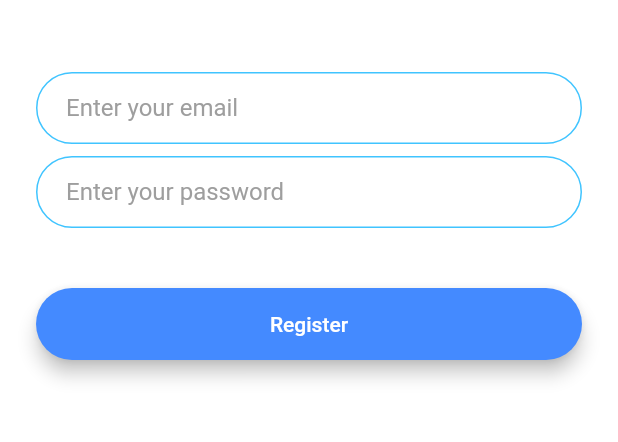
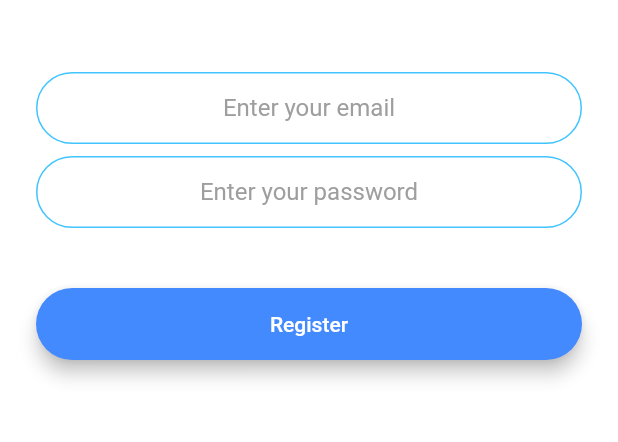
Before and after one commit to cloudy-ninja/flutter-chat, a Flutter app: the RegistrationScreen screen opened by its route, after a tap on "Register", on a phone screen of 412 x 824 dp, the part 576-1018 px from its top. Run offline on Flutter 3.47's test engine with Material 2 defaults, Android fonts, the phone set to English and light mode, and no system bars; our stand-ins replace animated_text_kit, firebase_auth, firebase_core; accounts and stored records are empty.

Commit message:
add sign up

```diff
--- a/lib/screens/registration_screen.dart
+++ b/lib/screens/registration_screen.dart
@@ -1,6 +1,9 @@
+import 'package:flash_chat/screens/chat_screen.dart';
 import 'package:flutter/material.dart';
 import 'package:flash_chat/components/rounded_button.dart';
 import 'package:flash_chat/constants.dart';
+import 'package:flutter/services.dart';
+import 'package:firebase_auth/firebase_auth.dart';
 
 class RegistrationScreen extends StatefulWidget {
   static const String id = 'registration_screen';
@@ -9,6 +12,10 @@ class RegistrationScreen extends StatefulWidget {
 }
 
 class _RegistrationScreenState extends State<RegistrationScreen> {
+  final _auth = FirebaseAuth.instance;
+  String email;
+  String password;
+
   @override
   Widget build(BuildContext context) {
     return Scaffold(
@@ -30,8 +37,13 @@ class _RegistrationScreenState extends State<RegistrationScreen> {
               height: 48.0,
             ),
             TextField(
+              style: TextStyle(
+                color: Colors.black,
+              ),
+              textAlign: TextAlign.center,
+              keyboardType: TextInputType.emailAddress,
               onChanged: (value) {
-                //Do something with the user input.
+                email = value;
               },
               decoration: kTextFieldDecoration.copyWith(
                 hintText: 'Enter your email',
@@ -41,8 +53,13 @@ class _RegistrationScreenState extends State<RegistrationScreen> {
               height: 8.0,
             ),
             TextField(
+              style: TextStyle(
+                color: Colors.black,
+              ),
+              obscureText: true,
+              textAlign: TextAlign.center,
               onChanged: (value) {
-                //Do something with the user input.
+                password = value;
               },
               decoration: kTextFieldDecoration.copyWith(
                 hintText: 'Enter your password',
@@ -51,7 +68,16 @@ class _RegistrationScreenState extends State<RegistrationScreen> {
             SizedBox(
               height: 24.0,
             ),
-            RoundedButton(onPressed: () {}, title: 'Register', colour: Colors.blueAccent),
+            RoundedButton(onPressed: () async {
+              try{
+                final newUser = await _auth.createUserWithEmailAndPassword(email: email, password: password);
+                if(newUser != null) {
+                  Navigator.pushNamed(context, ChatScreen.id);
+                }
+              } catch(e) {
+                print(e);
+              }
+            }, title: 'Register', colour: Colors.blueAccent,),
           ],
         ),
       ),
```
Also changed, not shown: lib/screens/login_screen.dart (+10 -0 lines).
